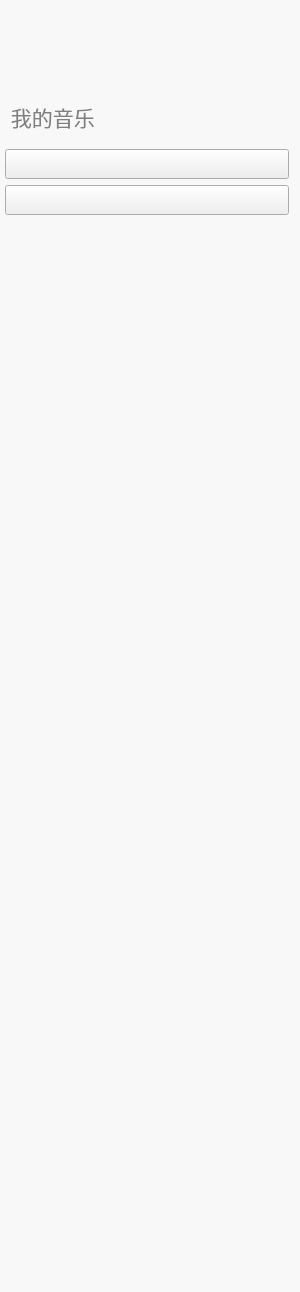
Qt form MusicPlayer/MusicPlayer/LeftWgt.ui (xfxbbb/musicPlayer) before a commit.
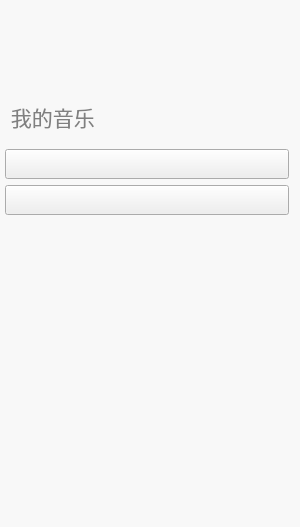
The same form after that commit. Icons and pictures are not drawn.

The edit to the form file:
```diff
--- a/MusicPlayer/MusicPlayer/LeftWgt.ui
+++ b/MusicPlayer/MusicPlayer/LeftWgt.ui
@@ -7,7 +7,7 @@
     <x>0</x>
     <y>0</y>
     <width>300</width>
-    <height>1292</height>
+    <height>527</height>
    </rect>
   </property>
   <property name="windowTitle">
```
